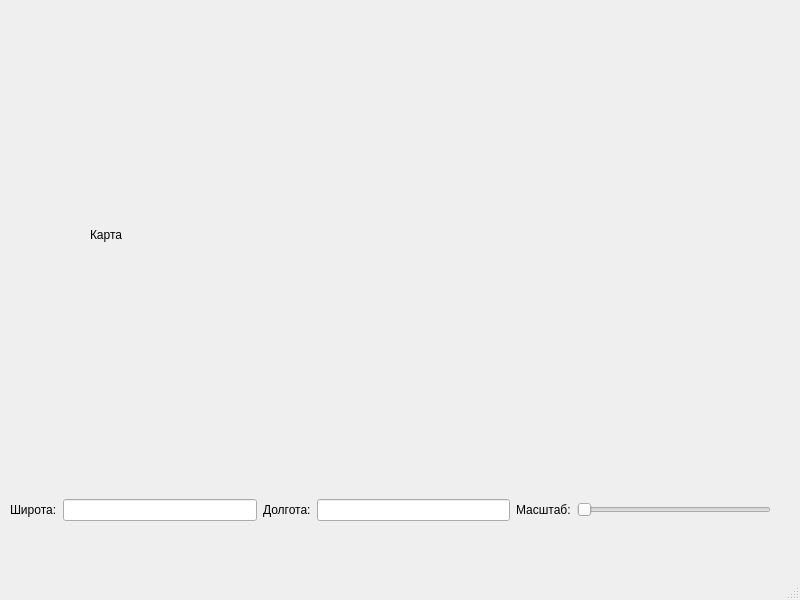
The window that map.ui (BasilFox/API_practice) describes before a commit, drawn with Qt 5.
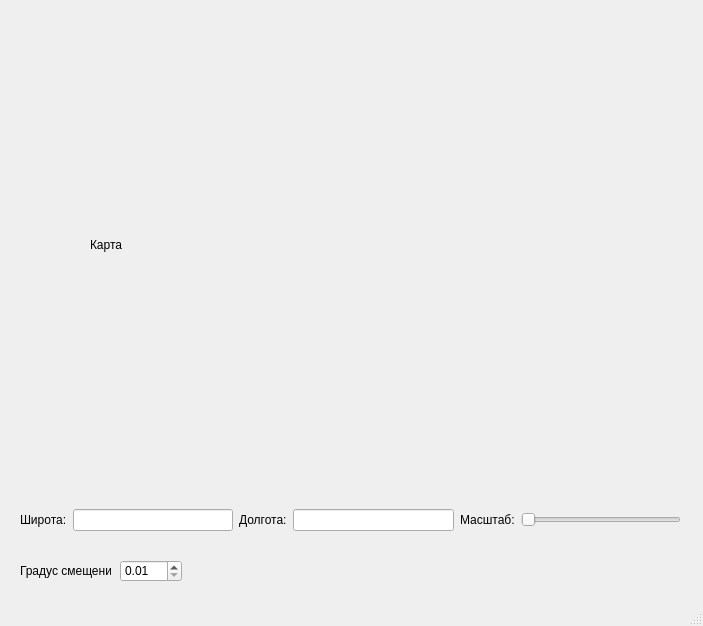
The same window after the commit.

What changed in the file:
```diff
--- a/map.ui
+++ b/map.ui
@@ -6,8 +6,8 @@
    <rect>
     <x>0</x>
     <y>0</y>
-    <width>800</width>
-    <height>600</height>
+    <width>703</width>
+    <height>626</height>
    </rect>
   </property>
   <property name="windowTitle">
@@ -17,9 +17,9 @@
    <widget class="QWidget" name="horizontalLayoutWidget">
     <property name="geometry">
      <rect>
-      <x>10</x>
-      <y>470</y>
-      <width>761</width>
+      <x>20</x>
+      <y>480</y>
+      <width>661</width>
       <height>80</height>
      </rect>
     </property>
@@ -70,7 +70,7 @@
     <property name="geometry">
      <rect>
       <x>90</x>
-      <y>10</y>
+      <y>20</y>
       <width>600</width>
       <height>450</height>
      </rect>
@@ -79,6 +79,38 @@
      <string>Карта</string>
     </property>
    </widget>
+   <widget class="QDoubleSpinBox" name="degree">
+    <property name="geometry">
+     <rect>
+      <x>120</x>
+      <y>560</y>
+      <width>62</width>
+      <height>22</height>
+     </rect>
+    </property>
+    <property name="minimum">
+     <double>0.010000000000000</double>
+    </property>
+    <property name="maximum">
+     <double>1.000000000000000</double>
+    </property>
+    <property name="singleStep">
+     <double>0.010000000000000</double>
+    </property>
+   </widget>
+   <widget class="QLabel" name="label_4">
+    <property name="geometry">
+     <rect>
+      <x>20</x>
+      <y>540</y>
+      <width>91</width>
+      <height>61</height>
+     </rect>
+    </property>
+    <property name="text">
+     <string>Градус смещения:</string>
+    </property>
+   </widget>
   </widget>
   <widget class="QMenuBar" name="menubar">
    <property name="geometry">
```
Left out of the diff: 2 changed lines with no effect on the pictures.
